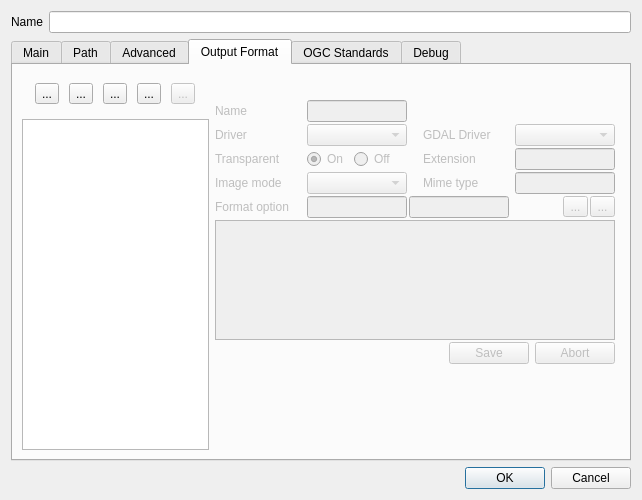
Before: the Qt Designer form mapsettings.ui in QMapfileEditor/QMapfileEditor, drawn with Qt 5.
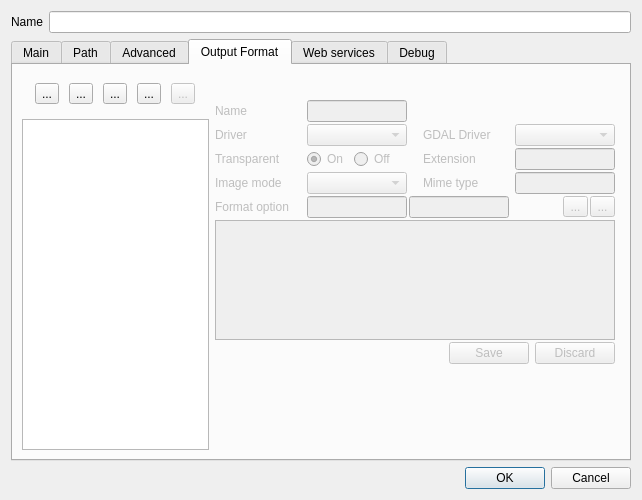
After: the same form once the commit is applied. The open tabs and pages were chosen to show the change. Icons and pictures are not drawn.

Commit message: change Abort to Discard for the button in outputformat form

The edit to the form file:
```diff
--- a/mapsettings.ui
+++ b/mapsettings.ui
@@ -1984,7 +1984,7 @@
               </size>
              </property>
              <property name="standardButtons">
-              <set>QDialogButtonBox::Abort|QDialogButtonBox::Save</set>
+              <set>QDialogButtonBox::Discard|QDialogButtonBox::Save</set>
              </property>
             </widget>
            </item>
@@ -1996,7 +1996,7 @@
      </widget>
      <widget class="QWidget" name="ogcTabForm">
       <attribute name="title">
-       <string>OGC Standards</string>
+       <string>Web services</string>
       </attribute>
       <attribute name="toolTip">
        <string>&lt;html&gt;&lt;head/&gt;&lt;body&gt;&lt;p&gt;OGC standards configuration.&lt;/p&gt;&lt;/body&gt;&lt;/html&gt;</string>
```
Left out of the diff: 4 changed lines with no effect on the pictures.
